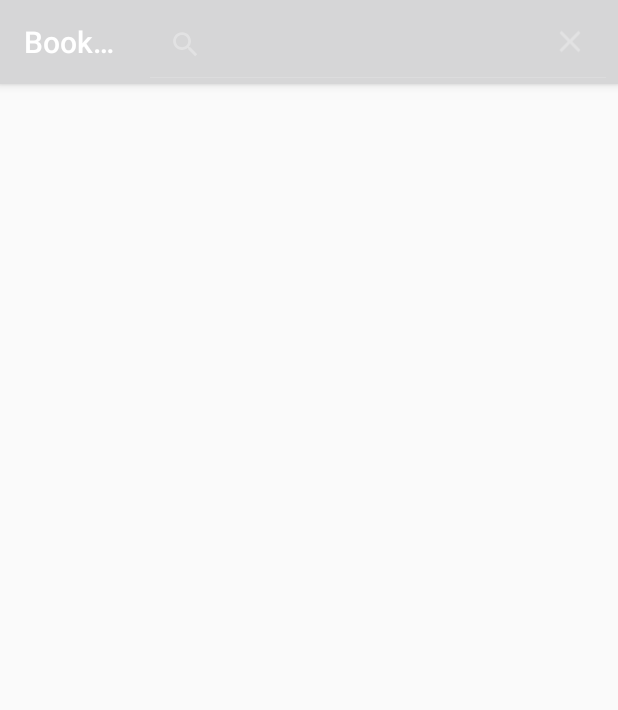
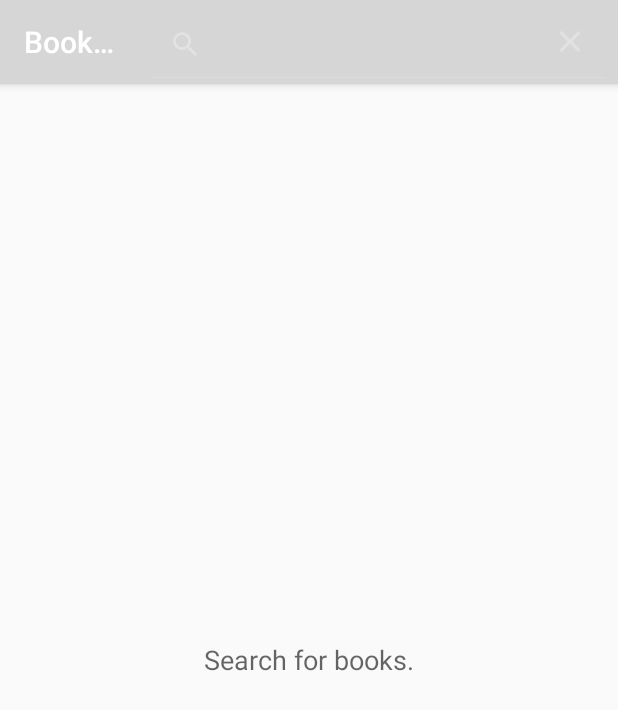
Before and after one commit to raviranjan3570/book-listing, an Android app: the screen it shows after launch (MainActivity), after a tap on "Search", on a phone screen of 412 x 824 dp. Shown: the top 710 px of the screen. Run offline under Robolectric (Android 15) with nearby library versions, the light colour scheme and no system bars; pictures from the network do not load.

Commit message:
handled corner cases(no internet, no result)

```diff
--- a/app/src/main/java/com/android/booklisting/MainActivity.java
+++ b/app/src/main/java/com/android/booklisting/MainActivity.java
@@ -5,12 +5,16 @@ import android.app.SearchManager;
 import android.content.Context;
 import android.content.Intent;
 import android.content.Loader;
+import android.net.ConnectivityManager;
+import android.net.NetworkInfo;
+import android.net.Uri;
 import android.os.Bundle;
 import android.view.Menu;
 import android.view.MenuInflater;
+import android.view.View;
 import android.widget.ListView;
 import android.widget.SearchView;
-import android.widget.Toast;
+import android.widget.TextView;
 
 import androidx.appcompat.app.AppCompatActivity;
 
@@ -20,28 +24,46 @@ import java.util.List;
 public class MainActivity extends AppCompatActivity implements LoaderManager.LoaderCallbacks<List<Book>> {
 
     private static final int BOOK_LOADER_ID = 1;
-    private static final String GOOGLE_BOOK_REQUEST_URL = "https://www.googleapis.com/books/v1/volumes?q=android&maxResults=3";
-    private static BookAdapter mAdapter;
+    private static final String GOOGLE_BOOK_REQUEST_URL = "https://www.googleapis.com/books/v1/volumes";
+    private BookAdapter mAdapter;
     LoaderManager loaderManager = getLoaderManager();
+    private String query;
+    private TextView mEmptyTextView;
+    private View mGettingBook;
 
     @Override
     protected void onCreate(Bundle savedInstanceState) {
         super.onCreate(savedInstanceState);
         setContentView(R.layout.activity_main);
 
+        ConnectivityManager cm = (ConnectivityManager) this.getSystemService(Context.CONNECTIVITY_SERVICE);
+        NetworkInfo activeNetwork = cm.getActiveNetworkInfo();
+
+        boolean isConnected = activeNetwork != null && activeNetwork.isConnected();
         ListView listView = findViewById(R.id.list_view);
         mAdapter = new BookAdapter(this, new ArrayList<Book>());
         listView.setAdapter(mAdapter);
-        loaderManager.initLoader(BOOK_LOADER_ID, null, this);
+        mEmptyTextView = findViewById(R.id.empty_view);
+        mEmptyTextView.setText(R.string.no_books);
+        listView.setEmptyView(mEmptyTextView);
+        mGettingBook = findViewById(R.id.loading_spinner);
+        mGettingBook.setVisibility(View.GONE);
+        if (!isConnected) {
+            mGettingBook.setVisibility(View.GONE);
+            mEmptyTextView.setText(R.string.no_internet);
+        }
     }
 
     @Override
     public void onNewIntent(Intent intent) {
         super.onNewIntent(intent);
         if (Intent.ACTION_SEARCH.equals(intent.getAction())) {
-            String query = intent.getStringExtra(SearchManager.QUERY);
-            Toast toast = Toast.makeText(this, query, Toast.LENGTH_LONG);
-            toast.show();
+            mGettingBook.setVisibility(View.VISIBLE);
+            query = intent.getStringExtra(SearchManager.QUERY);
+            if (!getSupportLoaderManager().hasRunningLoaders()) {
+                loaderManager.initLoader(BOOK_LOADER_ID, null, this);
+            }
+            loaderManager.restartLoader(BOOK_LOADER_ID, null, this);
         }
     }
 
@@ -61,13 +83,22 @@ public class MainActivity extends AppCompatActivity implements LoaderManager.Loa
 
     @Override
     public Loader<List<Book>> onCreateLoader(int i, Bundle bundle) {
-        return new BookLoader(this, GOOGLE_BOOK_REQUEST_URL);
+
+        Uri baseUri = Uri.parse(GOOGLE_BOOK_REQUEST_URL);
+        Uri.Builder uriBuilder = baseUri.buildUpon();
+
+        uriBuilder.appendQueryParameter("q", query);
+        uriBuilder.appendQueryParameter("maxResults", "20");
+
+        return new BookLoader(this, uriBuilder.toString());
     }
 
     @Override
     public void onLoadFinished(Loader<List<Book>> loader, List<Book> books) {
+        mEmptyTextView.setText(R.string.no_books_found);
         mAdapter.clear();
         if (books != null && !books.isEmpty()) mAdapter.addAll(books);
+        mGettingBook.setVisibility(View.GONE);
     }
 
     @Override
--- a/app/src/main/res/layout/activity_main.xml
+++ b/app/src/main/res/layout/activity_main.xml
@@ -1,14 +1,27 @@
 <?xml version="1.0" encoding="utf-8"?>
 <RelativeLayout xmlns:android="http://schemas.android.com/apk/res/android"
-    xmlns:tools="http://schemas.android.com/tools"
+    android:id="@+id/swipeToRefresh"
     android:layout_width="match_parent"
-    android:layout_height="match_parent"
-    android:orientation="vertical"
-    tools:context=".MainActivity">
+    android:layout_height="match_parent">
 
     <ListView
         android:id="@+id/list_view"
         android:layout_width="match_parent"
         android:layout_height="match_parent" />
 
+    <ProgressBar
+        android:id="@+id/loading_spinner"
+        style="@style/Widget.AppCompat.ProgressBar"
+        android:layout_width="wrap_content"
+        android:layout_height="wrap_content"
+        android:layout_centerInParent="true" />
+
+    <!-- Empty view is only visible when the list has no items. -->
+    <TextView
+        android:id="@+id/empty_view"
+        android:layout_width="wrap_content"
+        android:layout_height="wrap_content"
+        android:layout_centerInParent="true"
+        android:textAppearance="?android:textAppearanceMedium" />
+
 </RelativeLayout>
--- a/app/src/main/res/values/strings.xml
+++ b/app/src/main/res/values/strings.xml
@@ -3,4 +3,7 @@
     <string name="search_title">Search</string>
     <string name="search_hint">Search for books</string>
     <string name="book_cover_image_view_desc">Book cover image</string>
+    <string name="no_books_found">No books found.</string>
+    <string name="no_books">Search for books.</string>
+    <string name="no_internet">No internet connection.</string>
 </resources>
```
